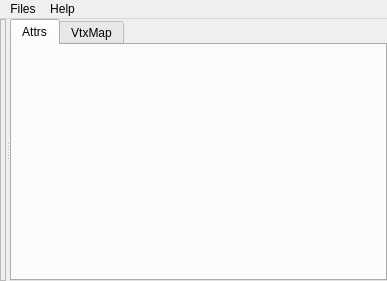
Qt form tools/maya/cloth/clothEditor/ui/clothEditor.ui (snaress/studio) before a commit.
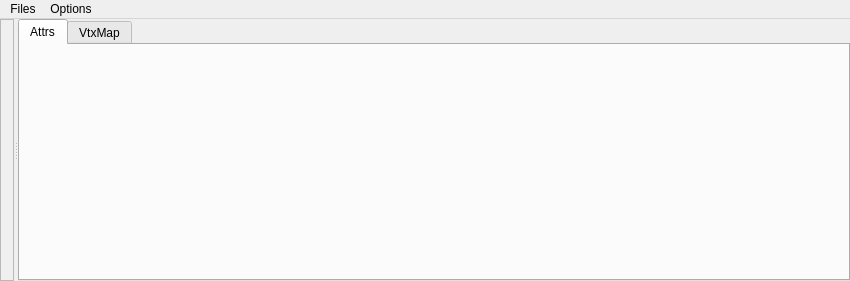
The same form after that commit.

Commit message: clothEditor: Update filesClass, Add menu 'Options'

```diff
--- a/tools/maya/cloth/clothEditor/ui/clothEditor.ui
+++ b/tools/maya/cloth/clothEditor/ui/clothEditor.ui
@@ -6,7 +6,7 @@
    <rect>
     <x>0</x>
     <y>0</y>
-    <width>387</width>
+    <width>850</width>
     <height>281</height>
    </rect>
   </property>
@@ -93,13 +93,13 @@
     <rect>
      <x>0</x>
      <y>0</y>
-     <width>387</width>
+     <width>850</width>
      <height>21</height>
     </rect>
    </property>
-   <widget class="QMenu" name="mHelp">
+   <widget class="QMenu" name="mOptions">
     <property name="title">
-     <string>Help</string>
+     <string>Options</string>
     </property>
     <addaction name="miToolTips"/>
    </widget>
@@ -118,7 +118,7 @@
     <addaction name="mOpenRootPath"/>
    </widget>
    <addaction name="mFiles"/>
-   <addaction name="mHelp"/>
+   <addaction name="mOptions"/>
   </widget>
   <action name="miNCloth">
    <property name="checkable">
```
Left out of the diff: 35 changed lines with no effect on the pictures. The commit also changes 11 other files.
